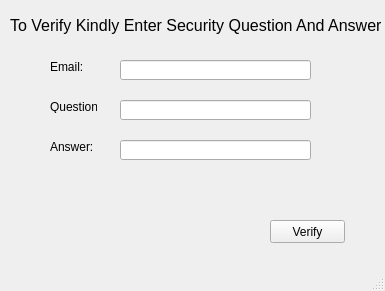
Before: the Qt Designer form forgetwindow.ui in SyedMTaseen/DataSeed, drawn with Qt 5.
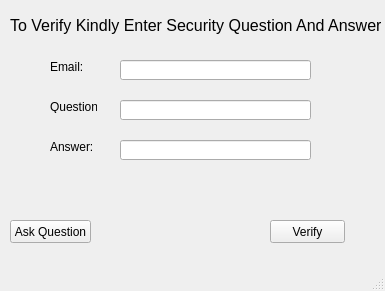
After: the same form once the commit is applied.

Patch:
```diff
--- a/forgetwindow.ui
+++ b/forgetwindow.ui
@@ -137,6 +137,22 @@
      </rect>
     </property>
    </widget>
+   <widget class="QPushButton" name="askButton">
+    <property name="geometry">
+     <rect>
+      <x>10</x>
+      <y>220</y>
+      <width>81</width>
+      <height>23</height>
+     </rect>
+    </property>
+    <property name="text">
+     <string>Ask Question</string>
+    </property>
+    <property name="autoDefault">
+     <bool>true</bool>
+    </property>
+   </widget>
   </widget>
   <widget class="QMenuBar" name="menubar">
    <property name="geometry">
```
Left out of the diff: 1 changed line with no effect on the pictures.
